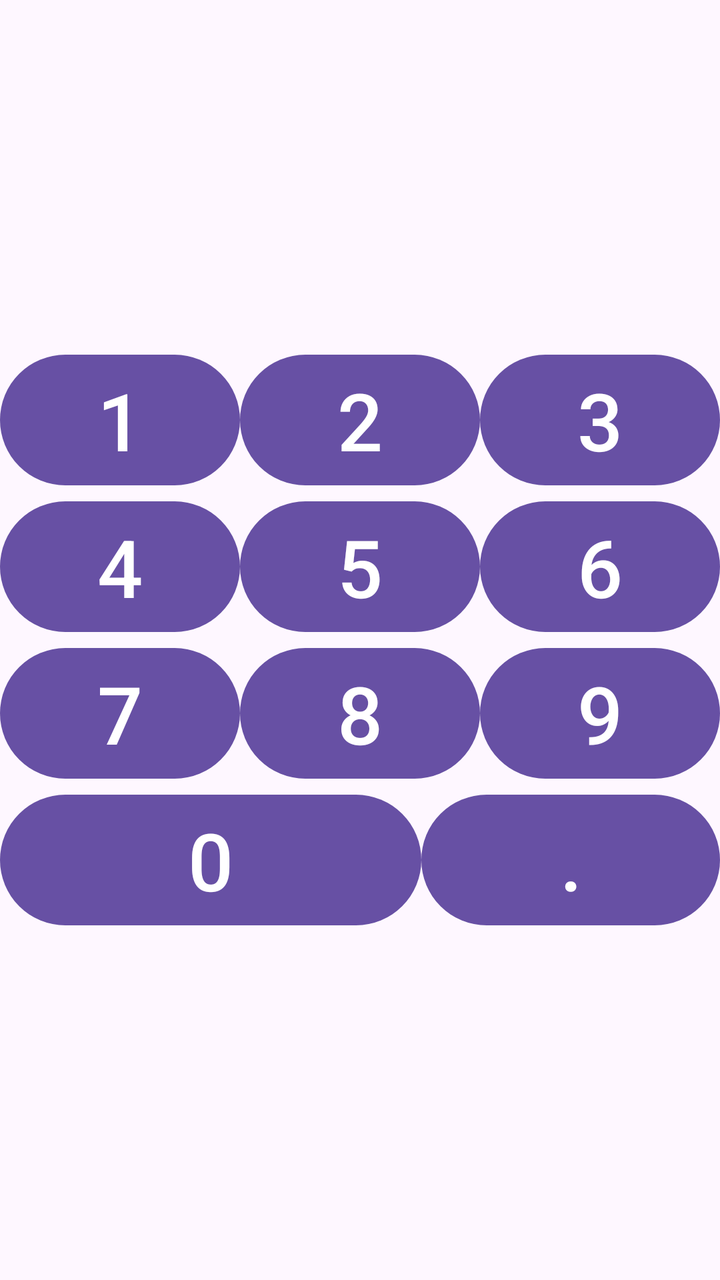
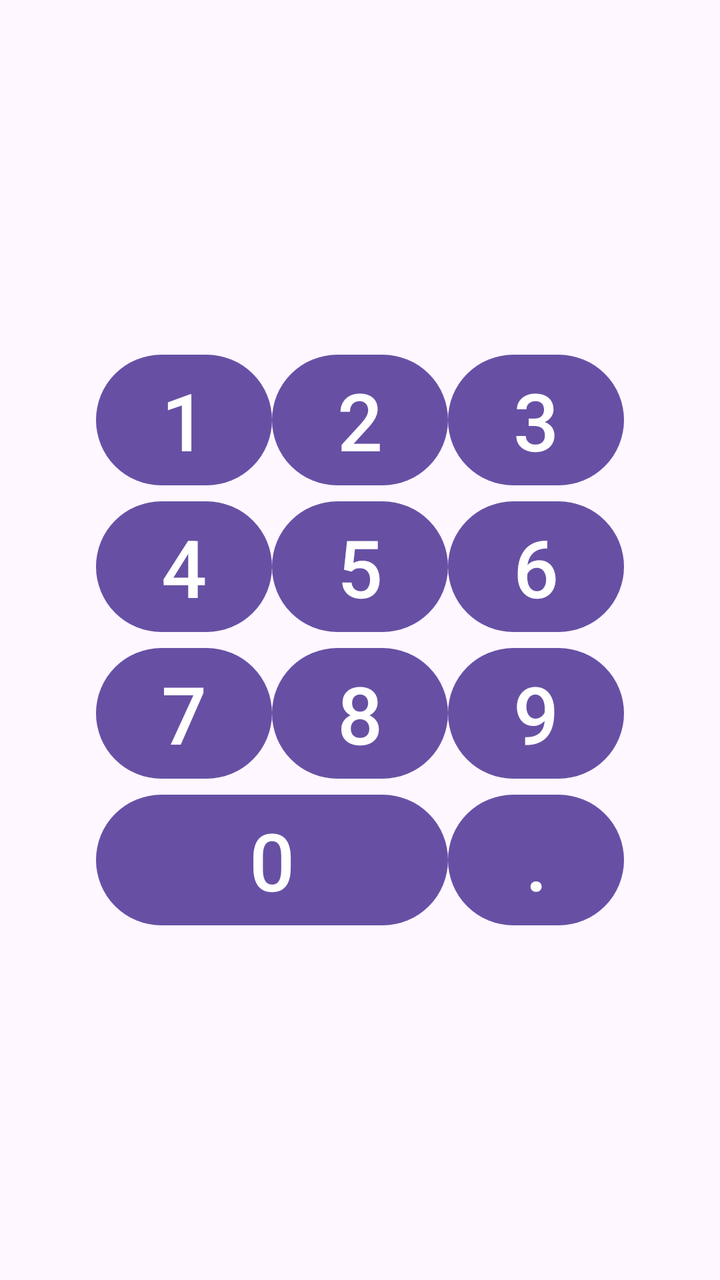

The first picture is an Android layout as it rendered before a commit; the second is the same layout after the commit. The layout source and the unified diff follow.
<!-- AndroidManifest.xml: application theme Theme.LayoutsJava -->
<!-- res/layout/activity_main.xml -->
<?xml version="1.0" encoding="utf-8"?>
<LinearLayout xmlns:android="http://schemas.android.com/apk/res/android"
    xmlns:tools="http://schemas.android.com/tools"
    android:id="@+id/main"
    android:layout_width="match_parent"
    android:layout_height="match_parent"
    android:orientation="vertical"
    tools:content=".MainActivity"
    >

    <Space
        android:layout_width="match_parent"
        android:layout_height="wrap_content"
        android:layout_weight="1"
        />

    <LinearLayout
        android:layout_width="match_parent"
        android:layout_height="wrap_content"
        android:orientation="horizontal"
        >

        <Button
            android:id="@+id/button_1"
            android:layout_width="wrap_content"
            android:layout_height="wrap_content"
            android:layout_weight="1"
            android:text="@string/_1"
            android:textSize="@dimen/button_text"
            />

        <Button
            android:id="@+id/button_2"
            android:layout_width="wrap_content"
            android:layout_height="wrap_content"
            android:layout_weight="1"
            android:text="@string/_2"
            android:textSize="@dimen/button_text"
            />

        <Button
            android:id="@+id/button_3"
            android:layout_width="wrap_content"
            android:layout_height="wrap_content"
            android:layout_weight="1"
            android:text="@string/_3"
            android:textSize="@dimen/button_text"
            />
    </LinearLayout>

    <LinearLayout
        android:layout_width="match_parent"
        android:layout_height="wrap_content"
        android:orientation="horizontal"
        >

        <Button
            android:id="@+id/button_4"
            android:layout_width="wrap_content"
            android:layout_height="wrap_content"
            android:layout_weight="1"
            android:text="@string/_4"
            android:textSize="@dimen/button_text"
            />

        <Button
            android:id="@+id/button_5"
            android:layout_width="wrap_content"
            android:layout_height="wrap_content"
            android:layout_weight="1"
            android:text="@string/_5"
            android:textSize="@dimen/button_text"
            />

        <Button
            android:id="@+id/button_6"
            android:layout_width="wrap_content"
            android:layout_height="wrap_content"
            android:layout_weight="1"
            android:text="@string/_6"
            android:textSize="@dimen/button_text"
            />
    </LinearLayout>

    <LinearLayout
        android:layout_width="match_parent"
        android:layout_height="wrap_content"
        android:orientation="horizontal"
        >

        <Button
            android:id="@+id/button_7"
            android:layout_width="wrap_content"
            android:layout_height="wrap_content"
            android:layout_weight="1"
            android:text="@string/_7"
            android:textSize="@dimen/button_text"
            />

        <Button
            android:id="@+id/button_8"
            android:layout_width="wrap_content"
            android:layout_height="wrap_content"
            android:layout_weight="1"
            android:text="@string/_8"
            android:textSize="@dimen/button_text"
            />

        <Button
            android:id="@+id/button_9"
            android:layout_width="wrap_content"
            android:layout_height="wrap_content"
            android:layout_weight="1"
            android:text="@string/_9"
            android:textSize="@dimen/button_text"
            />
    </LinearLayout>

    <LinearLayout
        android:layout_width="match_parent"
        android:layout_height="wrap_content"
        android:orientation="horizontal"
        >

        <Button
            android:id="@+id/button_0"
            android:layout_width="wrap_content"
            android:layout_height="wrap_content"
            android:layout_weight="2"
            android:text="@string/_0"
            android:textSize="@dimen/button_text"
            />

        <Button
            android:id="@+id/button_point"
            android:layout_width="wrap_content"
            android:layout_height="wrap_content"
            android:layout_weight="1"
            android:text="@string/_point"
            android:textSize="@dimen/button_text"
            />
    </LinearLayout>

    <Space
        android:layout_width="match_parent"
        android:layout_height="wrap_content"
        android:layout_weight="1"
        />
</LinearLayout>
<!-- resources referenced by this layout -->
<resources>
  <dimen name="button_text">40sp</dimen>
  <string name="_0">0</string>
  <string name="_1">1</string>
  <string name="_2">2</string>
  <string name="_3">3</string>
  <string name="_4">4</string>
  <string name="_5">5</string>
  <string name="_6">6</string>
  <string name="_7">7</string>
  <string name="_8">8</string>
  <string name="_9">9</string>
  <string name="_point">.</string>
  <style name="Theme.LayoutsJava" parent="Base.Theme.LayoutsJava" />
  <style name="Base.Theme.LayoutsJava" parent="Theme.Material3.DayNight.NoActionBar">
          
          
      </style>
</resources>

<!-- the commit's change to res/layout/activity_main.xml (unified diff, before → after) -->
@@ -1,30 +1,25 @@
 <?xml version="1.0" encoding="utf-8"?>
-<LinearLayout xmlns:android="http://schemas.android.com/apk/res/android"
+<TableLayout xmlns:android="http://schemas.android.com/apk/res/android"
     xmlns:tools="http://schemas.android.com/tools"
     android:id="@+id/main"
     android:layout_width="match_parent"
     android:layout_height="match_parent"
-    android:orientation="vertical"
+    android:layout_columnSpan="3"
+    android:gravity="center"
+    android:orientation="horizontal"
     tools:content=".MainActivity"
     >
 
-    <Space
+    <TableRow
         android:layout_width="match_parent"
-        android:layout_height="wrap_content"
-        android:layout_weight="1"
-        />
-
-    <LinearLayout
-        android:layout_width="match_parent"
-        android:layout_height="wrap_content"
-        android:orientation="horizontal"
+        android:layout_height="match_parent"
+        android:gravity="center"
         >
 
         <Button
             android:id="@+id/button_1"
             android:layout_width="wrap_content"
             android:layout_height="wrap_content"
-            android:layout_weight="1"
             android:text="@string/_1"
             android:textSize="@dimen/button_text"
             />
@@ -33,7 +28,6 @@
             android:id="@+id/button_2"
             android:layout_width="wrap_content"
             android:layout_height="wrap_content"
-            android:layout_weight="1"
             android:text="@string/_2"
             android:textSize="@dimen/button_text"
             />
@@ -42,23 +36,21 @@
             android:id="@+id/button_3"
             android:layout_width="wrap_content"
             android:layout_height="wrap_content"
-            android:layout_weight="1"
             android:text="@string/_3"
             android:textSize="@dimen/button_text"
             />
-    </LinearLayout>
+    </TableRow>
 
-    <LinearLayout
+    <TableRow
         android:layout_width="match_parent"
-        android:layout_height="wrap_content"
-        android:orientation="horizontal"
+        android:layout_height="match_parent"
+        android:gravity="center"
         >
 
         <Button
             android:id="@+id/button_4"
             android:layout_width="wrap_content"
             android:layout_height="wrap_content"
-            android:layout_weight="1"
             android:text="@string/_4"
             android:textSize="@dimen/button_text"
             />
@@ -67,7 +59,6 @@
             android:id="@+id/button_5"
             android:layout_width="wrap_content"
             android:layout_height="wrap_content"
-            android:layout_weight="1"
             android:text="@string/_5"
             android:textSize="@dimen/button_text"
             />
@@ -76,15 +67,15 @@
             android:id="@+id/button_6"
             android:layout_width="wrap_content"
             android:layout_height="wrap_content"
-            android:layout_weight="1"
             android:text="@string/_6"
             android:textSize="@dimen/button_text"
             />
-    </LinearLayout>
+    </TableRow>
 
-    <LinearLayout
+    <TableRow
         android:layout_width="match_parent"
-        android:layout_height="wrap_content"
+        android:layout_height="match_parent"
+        android:gravity="center"
         android:orientation="horizontal"
         >
 
@@ -92,7 +83,6 @@
             android:id="@+id/button_7"
             android:layout_width="wrap_content"
             android:layout_height="wrap_content"
-            android:layout_weight="1"
             android:text="@string/_7"
             android:textSize="@dimen/button_text"
             />
@@ -101,7 +91,6 @@
             android:id="@+id/button_8"
             android:layout_width="wrap_content"
             android:layout_height="wrap_content"
-            android:layout_weight="1"
             android:text="@string/_8"
             android:textSize="@dimen/button_text"
             />
@@ -110,23 +99,22 @@
             android:id="@+id/button_9"
             android:layout_width="wrap_content"
             android:layout_height="wrap_content"
-            android:layout_weight="1"
             android:text="@string/_9"
             android:textSize="@dimen/button_text"
             />
-    </LinearLayout>
+    </TableRow>
 
-    <LinearLayout
+    <TableRow
         android:layout_width="match_parent"
-        android:layout_height="wrap_content"
-        android:orientation="horizontal"
+        android:layout_height="match_parent"
+        android:gravity="center"
         >
 
         <Button
             android:id="@+id/button_0"
             android:layout_width="wrap_content"
             android:layout_height="wrap_content"
-            android:layout_weight="2"
+            android:layout_span="2"
             android:text="@string/_0"
             android:textSize="@dimen/button_text"
             />
@@ -135,15 +123,8 @@
             android:id="@+id/button_point"
             android:layout_width="wrap_content"
             android:layout_height="wrap_content"
-            android:layout_weight="1"
             android:text="@string/_point"
             android:textSize="@dimen/button_text"
             />
-    </LinearLayout>
-
-    <Space
-        android:layout_width="match_parent"
-        android:layout_height="wrap_content"
-        android:layout_weight="1"
-        />
-</LinearLayout>
+    </TableRow>
+</TableLayout>
